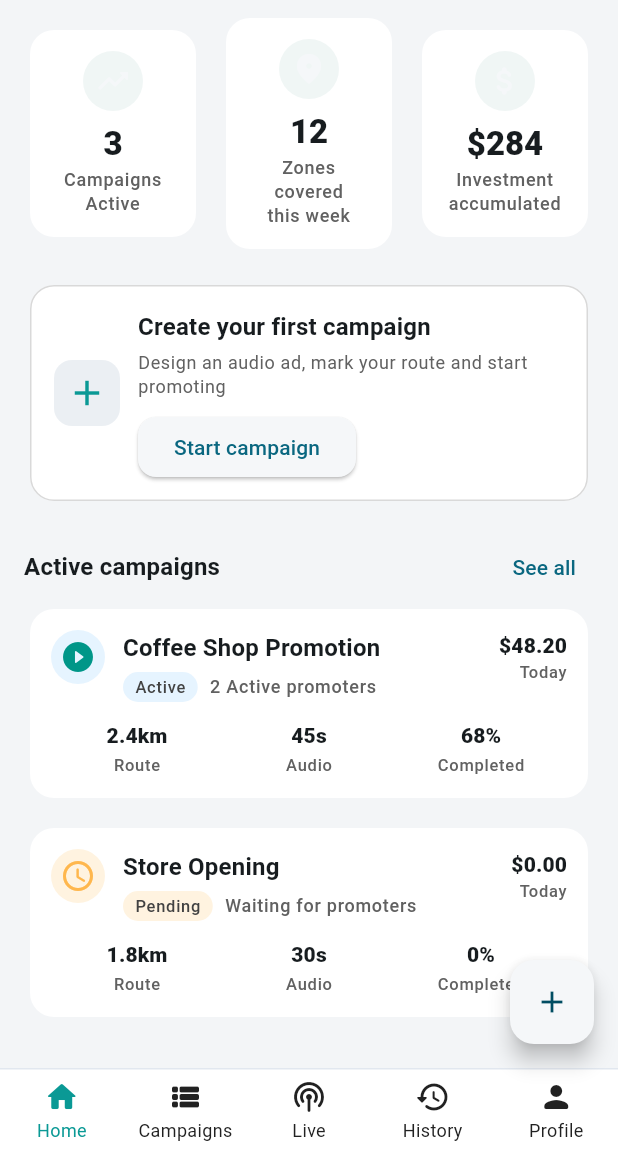
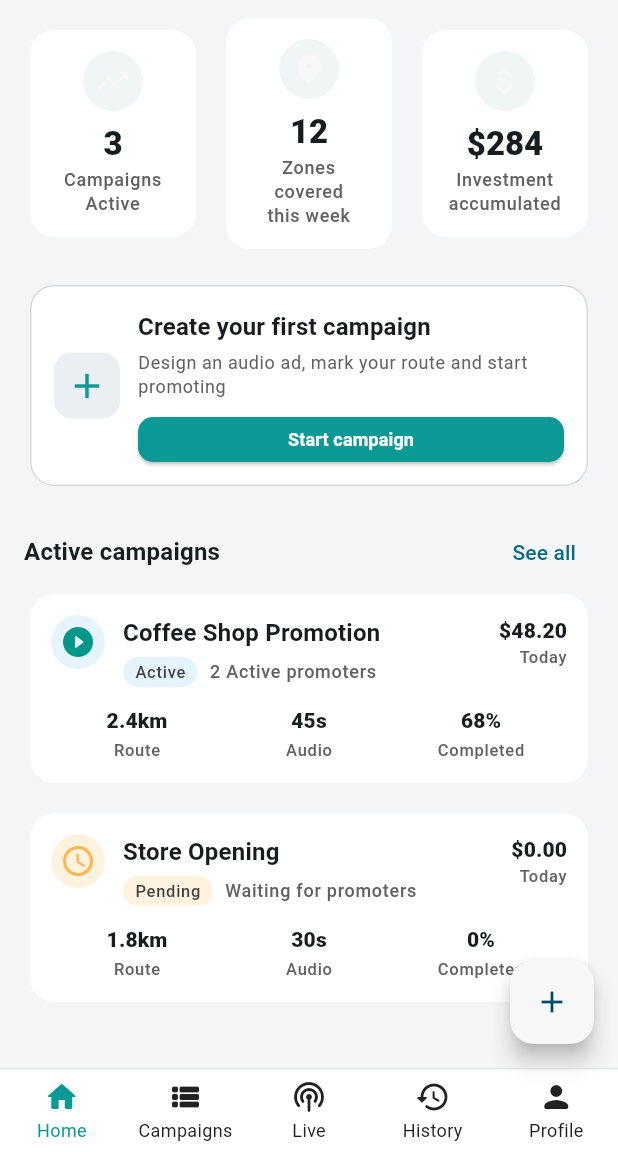
Before and after one commit to tr3scafesforge-cloud/promoruta-mobile, a Flutter app: the AdvertiserHomeScreen screen opened by its route, on a phone screen of 412 x 824 dp, the part 84-1236 px from its top. Run offline on Flutter 3.47's test engine with Material 3 defaults, Android fonts, the phone set to English and light mode, and no system bars; our stand-ins replace connectivity_plus, dio, drift, flutter_riverpod, go_router, google_fonts and 4 more; accounts and stored records are empty; generated files the repository leaves out were written again.

Commit message:
Update start first campaign button in advertiser home screen

```diff
--- a/lib/presentation/advertiser/pages/advertiser_home_page.dart
+++ b/lib/presentation/advertiser/pages/advertiser_home_page.dart
@@ -221,12 +221,13 @@ class _CreateFirstCampaignCard extends StatelessWidget {
                   ),
                   const SizedBox(height: 12),
                   SizedBox(
-                    height: 40,
+                    height: 30,
+                    width: double.infinity,
                     child: ElevatedButton(
                       style: ElevatedButton.styleFrom(
-                        backgroundColor: AppColors.primary,
+                        backgroundColor: AppColors.secondary,
                         shape: RoundedRectangleBorder(
-                          borderRadius: BorderRadius.circular(12),
+                          borderRadius: BorderRadius.circular(10),
                         ),
                       ),
                       onPressed: () {
@@ -234,7 +235,14 @@ class _CreateFirstCampaignCard extends StatelessWidget {
                           SnackBar(content: Text(l10n.startCampaignWip)),
                         );
                       },
-                      child: Text(l10n.startCampaign),
+                      child: Text(
+                        l10n.startCampaign,
+                        style: const TextStyle(
+                          fontSize: 12,
+                          fontWeight: FontWeight.w600,
+                          color: Colors.white,
+                        ),
+                      ),
                     ),
                   )
                 ],
```
